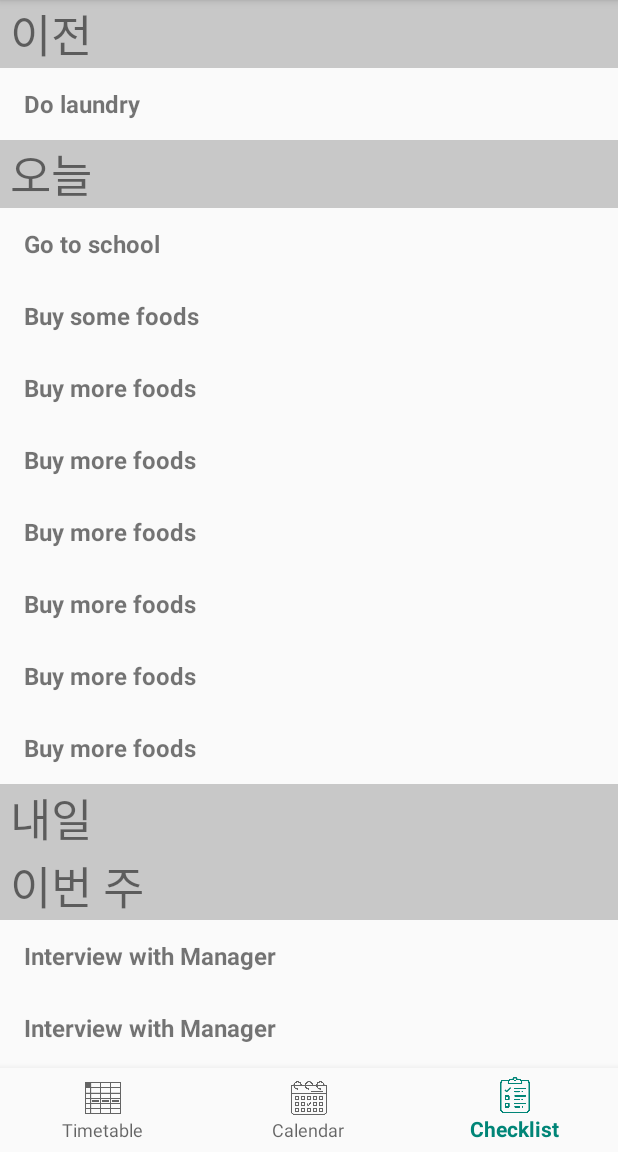
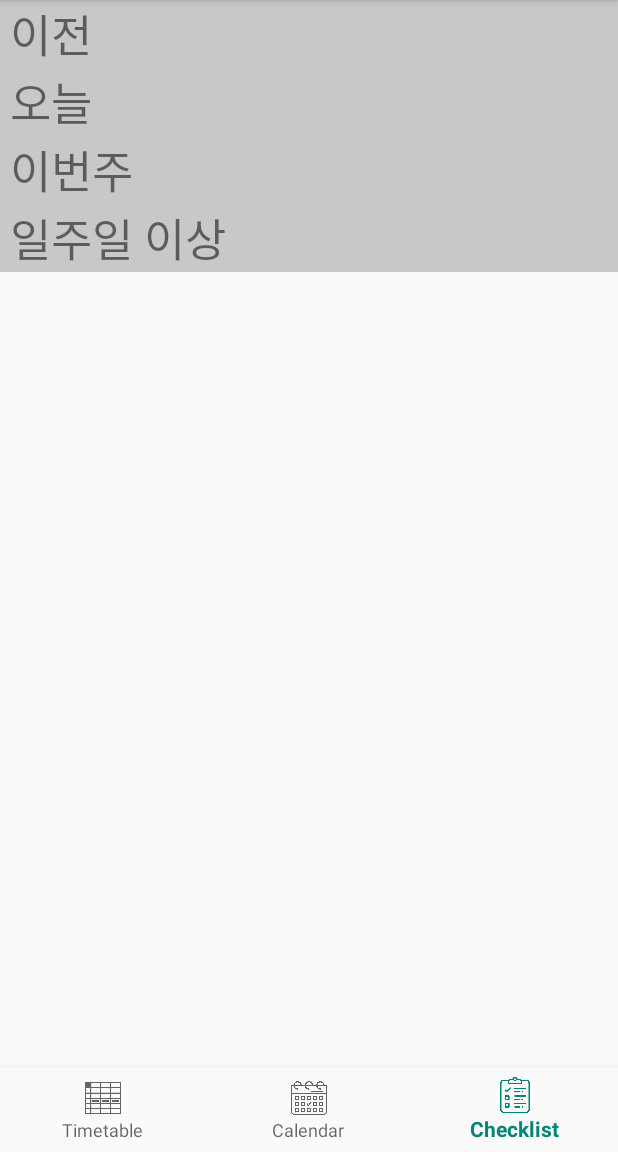
Before and after one commit to Kwonkyu/My-Planner, an Android app: the screen it shows after launch (MainActivity), item 3 of the bottom bar chosen, on a phone screen of 412 x 824 dp, the part 84-1236 px from its top. Run offline under Robolectric (Android 15) with nearby library versions, the light colour scheme and no system bars; 1 statement that could not run was skipped.

Commit message:
#1. Rename periods     - 이전/오늘/내일/이번주 => 이전/오늘/이번주/일주일 이상     - added some strings
#2. Modified layouts
    - Changed LinearLayout to ScrollView to make checklist activity scrollable
    - Modified element's id from previous/today/tomorrow/week => previous/today/week/far
    - Added some elements to checklist-item-add activity

#3. FragmentChecklist
    - Removed unused variables, test codes and added some final int/String and enums.
    - Implemented item add function in onActivitResult
    - Implemented date comparator as dateComparator(). It takes date string as "yyyy/mm/dd".
    - Renamed variables as periods are renamed in #1.
    - Disabled nest scrolling in recyclerview to make scrolling in ScrollView smooth.

```diff
--- a/teamproject/app/src/main/java/com/example/teamproject/FragmentChecklist.java
+++ b/teamproject/app/src/main/java/com/example/teamproject/FragmentChecklist.java
@@ -1,5 +1,6 @@
 package com.example.teamproject;
 
+import android.annotation.TargetApi;
 import android.content.Intent;
 import android.os.Bundle;
 import android.view.LayoutInflater;
@@ -8,6 +9,7 @@ import android.view.MenuInflater;
 import android.view.MenuItem;
 import android.view.View;
 import android.view.ViewGroup;
+import android.widget.Toast;
 
 import androidx.annotation.NonNull;
 import androidx.annotation.Nullable;
@@ -15,14 +17,25 @@ import androidx.fragment.app.Fragment;
 import androidx.recyclerview.widget.LinearLayoutManager;
 import androidx.recyclerview.widget.RecyclerView;
 
+import java.time.LocalDate;
+import java.time.format.DateTimeFormatter;
 import java.util.ArrayList;
+import java.util.Calendar;
+import java.util.Locale;
+
+import static java.time.temporal.ChronoUnit.DAYS;
 
 public class FragmentChecklist extends Fragment {
-    public static final int CHECKLIST_ADD_ITEM_REQUEST = 1000;
-    private RecyclerView checklist_previous, checklist_today, checklist_tomorrow, checklist_week;
-    private RecyclerView.Adapter previous_adapter, today_adapter, tomorrow_adapter, week_adapter;
-    private RecyclerView.LayoutManager previous_manager, today_manager, tomorrow_manager, week_manager;
-    private ArrayList<String> previous, today, tomorrow, week;
+    static final int CHECKLIST_ADD_ITEM_REQUEST = 1000;
+    static final int CHECKLIST_ADD_ITEM_RESULT = 1001;
+    static final String CHECKLIST_ADD_ITEM_OK = "[OK]";
+    static final String CHECKLIST_ADD_ITEM_DATE = "[DATE]";
+    private enum RangeCategory {BEFORE, TODAY, WEEK, FAR}
+
+    private RecyclerView checklist_previous, checklist_today, checklist_week, checklist_far;
+    private RecyclerView.Adapter previous_adapter, today_adapter, week_adapter, far_adapter;
+    private RecyclerView.LayoutManager previous_manager, today_manager, week_manager, far_manager;
+    private ArrayList<String> previous, today, week, far;
 
     @Override
     public void onCreate(Bundle savedInstanceState){
@@ -50,63 +63,117 @@ public class FragmentChecklist extends Fragment {
         return super.onOptionsItemSelected(item);
     }
 
+    @Override
+    public void onActivityResult(int requestCode, int resultCode, Intent data) {
+        switch(requestCode){
+            case CHECKLIST_ADD_ITEM_REQUEST:
+                switch(resultCode){
+                    case CHECKLIST_ADD_ITEM_RESULT:
+                        String itemText = data.getStringExtra(CHECKLIST_ADD_ITEM_OK);
+                        String expireDate = data.getStringExtra(CHECKLIST_ADD_ITEM_DATE);
+                        Calendar cal = Calendar.getInstance();
+                        String currentDate = String.format(Locale.KOREAN,"%d/%d/%d",
+                                cal.get(Calendar.YEAR),cal.get(Calendar.MONTH)+1, cal.get(Calendar.DAY_OF_MONTH));
+
+                        switch(dateComparator(currentDate, expireDate)){
+                            case BEFORE:
+                                previous.add(itemText);
+                                previous_adapter.notifyDataSetChanged();
+                                break;
+
+                            case TODAY:
+                                today.add(itemText);
+                                today_adapter.notifyDataSetChanged();
+                                break;
+
+                            case WEEK:
+                                week.add(itemText);
+                                week_adapter.notifyDataSetChanged();
+                                break;
+
+                            case FAR:
+                                far.add(itemText);
+                                far_adapter.notifyDataSetChanged();
+                                break;
+
+                            default:
+                                Toast.makeText(getContext(), "Error on adding item", Toast.LENGTH_SHORT).show();
+                        }
+                        break;
+
+                    default:
+                        Toast.makeText(getContext(), "Item add failed", Toast.LENGTH_SHORT).show();
+                }
+                break;
+
+            default:
+                super.onActivityResult(requestCode, resultCode, data);
+        }
+    }
+
     public View onCreateView(@NonNull LayoutInflater inflater, @Nullable ViewGroup container, @Nullable Bundle savedInstanceState) {
         View rootView = inflater.inflate(R.layout.fragment_checklist, container, false);
         previous = new ArrayList<>();
         today = new ArrayList<>();
-        tomorrow = new ArrayList<>();
         week = new ArrayList<>();
-//      ----------test-------------
-        previous.add("Do laundry");
-        today.add("Go to school");
-        today.add("Buy some foods");
-        today.add("Buy more foods");
-        today.add("Buy more foods");
-        today.add("Buy more foods");
-        today.add("Buy more foods");
-        today.add("Buy more foods");
-        today.add("Buy more foods");
-        // tomorrow.add("Do nothing on tomorrow");
-        week.add("Interview with Manager");
-        week.add("Interview with Manager");
-        week.add("Interview with Manager");
-        week.add("Interview with Manager");
-        week.add("Interview with Manager");
-        week.add("Interview with Manager");
-        week.add("Interview with Manager");
-        week.add("Interview with Manager");
-        week.add("Interview with Manager");
-//        -------------------------
+        far = new ArrayList<>();
+
+//        test();
 
         checklist_previous = (RecyclerView)rootView.findViewById(R.id.checklist_recycler_previous);
-        checklist_previous.setHasFixedSize(true);
         checklist_today = (RecyclerView)rootView.findViewById(R.id.checklist_recycler_today);
-        checklist_today.setHasFixedSize(true);
-        checklist_tomorrow = (RecyclerView)rootView.findViewById(R.id.checklist_recycler_tomorrow);
-        checklist_tomorrow.setHasFixedSize(true);
         checklist_week = (RecyclerView)rootView.findViewById(R.id.checklist_recycler_week);
-        checklist_week.setHasFixedSize(true);
+        checklist_far = (RecyclerView)rootView.findViewById(R.id.checklist_recycler_far);
+
+        checklist_previous.setNestedScrollingEnabled(false);
+        checklist_today.setNestedScrollingEnabled(false);
+        checklist_week.setNestedScrollingEnabled(false);
+        checklist_far.setNestedScrollingEnabled(false);
 
         previous_manager = new LinearLayoutManager(getActivity());
         today_manager = new LinearLayoutManager(getActivity());
-        tomorrow_manager = new LinearLayoutManager(getActivity());
         week_manager = new LinearLayoutManager(getActivity());
+        far_manager = new LinearLayoutManager(getActivity());
 
         checklist_previous.setLayoutManager(previous_manager);
         checklist_today.setLayoutManager(today_manager);
-        checklist_tomorrow.setLayoutManager(tomorrow_manager);
         checklist_week.setLayoutManager(week_manager);
+        checklist_far.setLayoutManager(far_manager);
 
         previous_adapter = new CheckListAdapter(previous);
         today_adapter = new CheckListAdapter(today);
-        tomorrow_adapter = new CheckListAdapter(tomorrow);
         week_adapter = new CheckListAdapter(week);
+        far_adapter = new CheckListAdapter(far);
 
         checklist_previous.setAdapter(previous_adapter);
         checklist_today.setAdapter(today_adapter);
-        checklist_tomorrow.setAdapter(tomorrow_adapter);
         checklist_week.setAdapter(week_adapter);
+        checklist_far.setAdapter(far_adapter);
 
         return rootView;
     }
+
+    @TargetApi(26)
+    private RangeCategory dateComparator(String current, String target){
+        DateTimeFormatter formatter = DateTimeFormatter.ofPattern("yyyy/M/d");
+        // DD means day of year. MM is not proper. Use symbol properly.
+        // Check at https://developer.android.com/reference/java/time/format/DateTimeFormatter
+        LocalDate currentDate = LocalDate.parse(current, formatter);
+        LocalDate targetDate = LocalDate.parse(target, formatter);
+
+        if(currentDate.isAfter(targetDate)){
+            return RangeCategory.BEFORE;
+        } else if(currentDate.isEqual(targetDate)){
+            return RangeCategory.TODAY;
+        } else if(targetDate.isAfter(currentDate)){
+            long between = DAYS.between(currentDate, targetDate);
+            if(between <= 7){
+                return RangeCategory.WEEK;
+            } else {
+                return RangeCategory.FAR;
+            }
+        }
+
+        return RangeCategory.TODAY;
+    }
 }
--- a/teamproject/app/src/main/res/layout/fragment_checklist.xml
+++ b/teamproject/app/src/main/res/layout/fragment_checklist.xml
@@ -1,10 +1,14 @@
 <?xml version="1.0" encoding="utf-8"?>
-<LinearLayout xmlns:android="http://schemas.android.com/apk/res/android"
+<ScrollView xmlns:android="http://schemas.android.com/apk/res/android"
 xmlns:app="http://schemas.android.com/apk/res-auto"
 android:orientation="vertical"
 android:layout_width="match_parent"
 android:layout_height="match_parent">
 
+    <LinearLayout
+        android:layout_width="match_parent"
+        android:layout_height="wrap_content"
+        android:orientation="vertical">
 
         <TextView
             android:id="@+id/checklist_text_previous"
@@ -17,8 +21,7 @@ android:layout_height="match_parent">
         <androidx.recyclerview.widget.RecyclerView
             android:id="@+id/checklist_recycler_previous"
             android:layout_width="match_parent"
-                android:layout_height="wrap_content"
-                />
+            android:layout_height="wrap_content" />
 
         <TextView
             android:id="@+id/checklist_text_today"
@@ -31,22 +34,7 @@ android:layout_height="match_parent">
         <androidx.recyclerview.widget.RecyclerView
             android:id="@+id/checklist_recycler_today"
             android:layout_width="match_parent"
-                android:layout_height="wrap_content"
-                />
-
-    <TextView
-        android:id="@+id/checklist_text_tomorrow"
-        android:layout_width="match_parent"
-        android:layout_height="wrap_content"
-        android:background="@android:drawable/divider_horizontal_textfield"
-        android:text="@string/checklist_text_tomorrow"
-        android:textSize="30sp" />
-
-            <androidx.recyclerview.widget.RecyclerView
-                android:id="@+id/checklist_recycler_tomorrow"
-                android:layout_width="match_parent"
-                android:layout_height="wrap_content"
-                />
+            android:layout_height="wrap_content" />
 
         <TextView
             android:id="@+id/checklist_text_week"
@@ -59,9 +47,21 @@ android:layout_height="match_parent">
         <androidx.recyclerview.widget.RecyclerView
             android:id="@+id/checklist_recycler_week"
             android:layout_width="match_parent"
-                android:layout_height="match_parent"
-                />
+            android:layout_height="wrap_content" />
 
+        <TextView
+            android:id="@+id/checklist_text_far"
+            android:layout_width="match_parent"
+            android:layout_height="wrap_content"
+            android:background="@android:drawable/divider_horizontal_textfield"
+            android:text="@string/checklist_text_far"
+            android:textSize="30sp" />
 
+        <androidx.recyclerview.widget.RecyclerView
+            android:id="@+id/checklist_recycler_far"
+            android:layout_width="match_parent"
+            android:layout_height="wrap_content" />
 
     </LinearLayout>
+
+</ScrollView>
--- a/teamproject/app/src/main/res/values/strings.xml
+++ b/teamproject/app/src/main/res/values/strings.xml
@@ -2,11 +2,12 @@
     <string name="app_name">teamproject</string>
     <string name="checklist_text_previous">이전</string>
     <string name="checklist_text_today">오늘</string>
-    <string name="checklist_text_tomorrow">내일</string>
-    <string name="checklist_text_week">이번 주</string>
+    <string name="checklist_text_week">이번주</string>
+    <string name="checklist_text_far">일주일 이상</string>
     <string name="checklist_menu_add">할일 추가</string>
     <string name="checklist_text_item_add">할일 추가</string>
     <string name="checklist_text_item_default">할 일을 입력해주세요</string>
+    <string name="checklist_button_datepicker">기한 선택</string>
 
     <string name="global_confirm">확인</string>
     <string name="global_deny">취소</string>
```
Also changed, not shown: teamproject/app/src/main/res/layout/checklist_item_add.xml (+31 -3 lines). Lines whose indentation alone changed are shown as unchanged.
